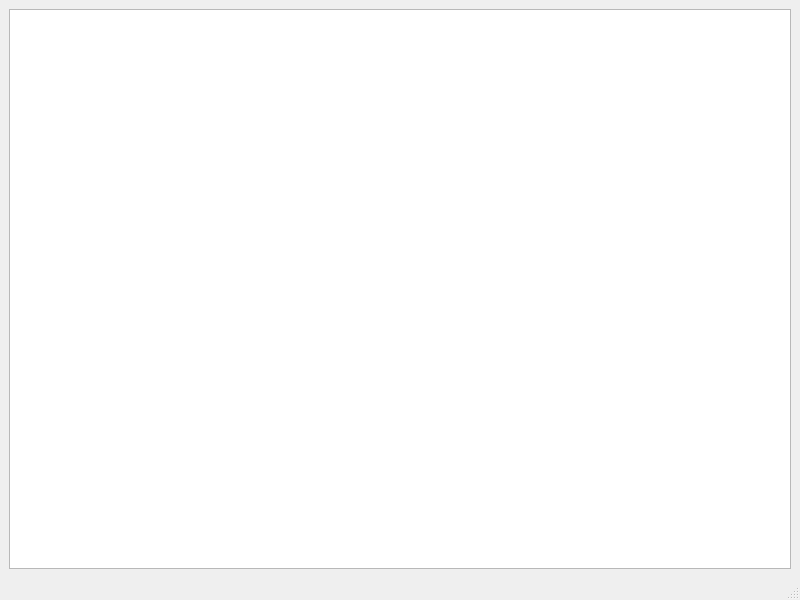
First picture: the form in code/projectnemilo/mainwindow.ui, repository ulcorn/dsba-itop2023-hw, before the edit.
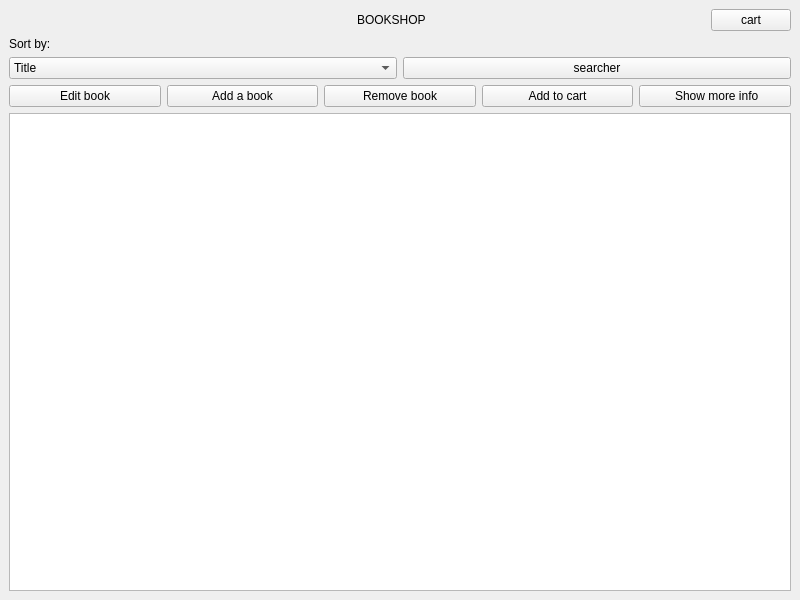
Second picture: the form after the edit.

What changed in the file:
```diff
--- a/code/projectnemilo/mainwindow.ui
+++ b/code/projectnemilo/mainwindow.ui
@@ -16,21 +16,142 @@
   <widget class="QWidget" name="centralwidget">
    <layout class="QGridLayout" name="gridLayout">
     <item row="0" column="0">
-     <widget class="QTableView" name="tableView"/>
+     <layout class="QHBoxLayout" name="body">
+      <item>
+       <spacer name="probelup">
+        <property name="orientation">
+         <enum>Qt::Horizontal</enum>
+        </property>
+        <property name="sizeHint" stdset="0">
+         <size>
+          <width>30</width>
+          <height>20</height>
+         </size>
+        </property>
+       </spacer>
+      </item>
+      <item>
+       <widget class="QLabel" name="label">
+        <property name="sizePolicy">
+         <sizepolicy hsizetype="Expanding" vsizetype="Preferred">
+          <horstretch>0</horstretch>
+          <verstretch>0</verstretch>
+         </sizepolicy>
+        </property>
+        <property name="text">
+         <string>BOOKSHOP</string>
+        </property>
+       </widget>
+      </item>
+      <item>
+       <widget class="QPushButton" name="cart">
+        <property name="text">
+         <string>cart</string>
+        </property>
+       </widget>
+      </item>
+     </layout>
+    </item>
+    <item row="1" column="0">
+     <layout class="QVBoxLayout" name="verticalLayout">
+      <item>
+       <layout class="QHBoxLayout" name="horizontalLayout">
+        <item>
+         <layout class="QVBoxLayout" name="verticalLayout_2">
+          <item>
+           <widget class="QLabel" name="label_2">
+            <property name="text">
+             <string>Sort by:</string>
+            </property>
+           </widget>
+          </item>
+          <item>
+           <widget class="QComboBox" name="comboBox">
+            <item>
+             <property name="text">
+              <string>Title</string>
+             </property>
+            </item>
+            <item>
+             <property name="text">
+              <string>Author </string>
+             </property>
+            </item>
+            <item>
+             <property name="text">
+              <string>Price</string>
+             </property>
+            </item>
+           </widget>
+          </item>
+         </layout>
+        </item>
+        <item>
+         <layout class="QVBoxLayout" name="verticalLayout_4">
+          <item>
+           <widget class="QLabel" name="label_3">
+            <property name="text">
+             <string/>
+            </property>
+           </widget>
+          </item>
+          <item>
+           <widget class="QPushButton" name="Search">
+            <property name="text">
+             <string>searcher</string>
+            </property>
+           </widget>
+          </item>
+         </layout>
+        </item>
+       </layout>
+      </item>
+      <item>
+       <layout class="QHBoxLayout" name="horizontalLayout_3">
+        <item>
+         <widget class="QPushButton" name="editButton">
+          <property name="text">
+           <string>Edit book</string>
+          </property>
+         </widget>
+        </item>
+        <item>
+         <widget class="QPushButton" name="addButton">
+          <property name="text">
+           <string>Add a book</string>
+          </property>
+         </widget>
+        </item>
+        <item>
+         <widget class="QPushButton" name="removeButton">
+          <property name="text">
+           <string>Remove book</string>
+          </property>
+         </widget>
+        </item>
+        <item>
+         <widget class="QPushButton" name="addToCart">
+          <property name="text">
+           <string>Add to cart</string>
+          </property>
+         </widget>
+        </item>
+        <item>
+         <widget class="QPushButton" name="infoButton">
+          <property name="text">
+           <string> Show more info</string>
+          </property>
+         </widget>
+        </item>
+       </layout>
+      </item>
+      <item>
+       <widget class="QTableView" name="tableView"/>
+      </item>
+     </layout>
     </item>
    </layout>
   </widget>
-  <widget class="QMenuBar" name="menubar">
-   <property name="geometry">
-    <rect>
-     <x>0</x>
-     <y>0</y>
-     <width>800</width>
-     <height>22</height>
-    </rect>
-   </property>
-  </widget>
-  <widget class="QStatusBar" name="statusbar"/>
  </widget>
  <resources/>
  <connections/>
```
